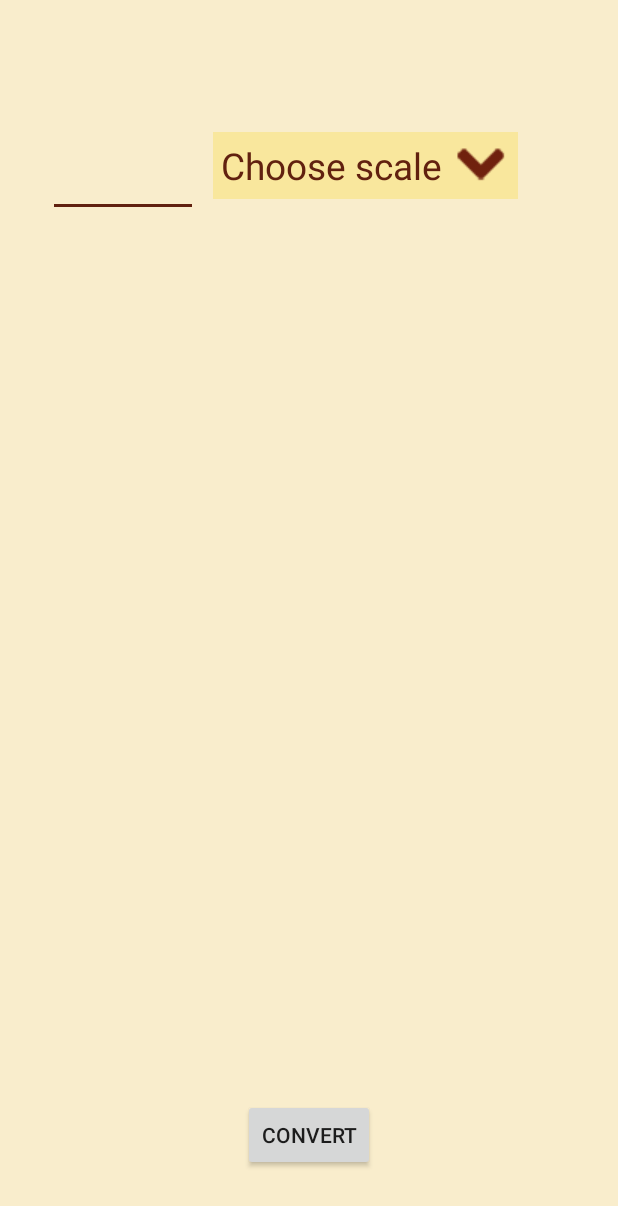
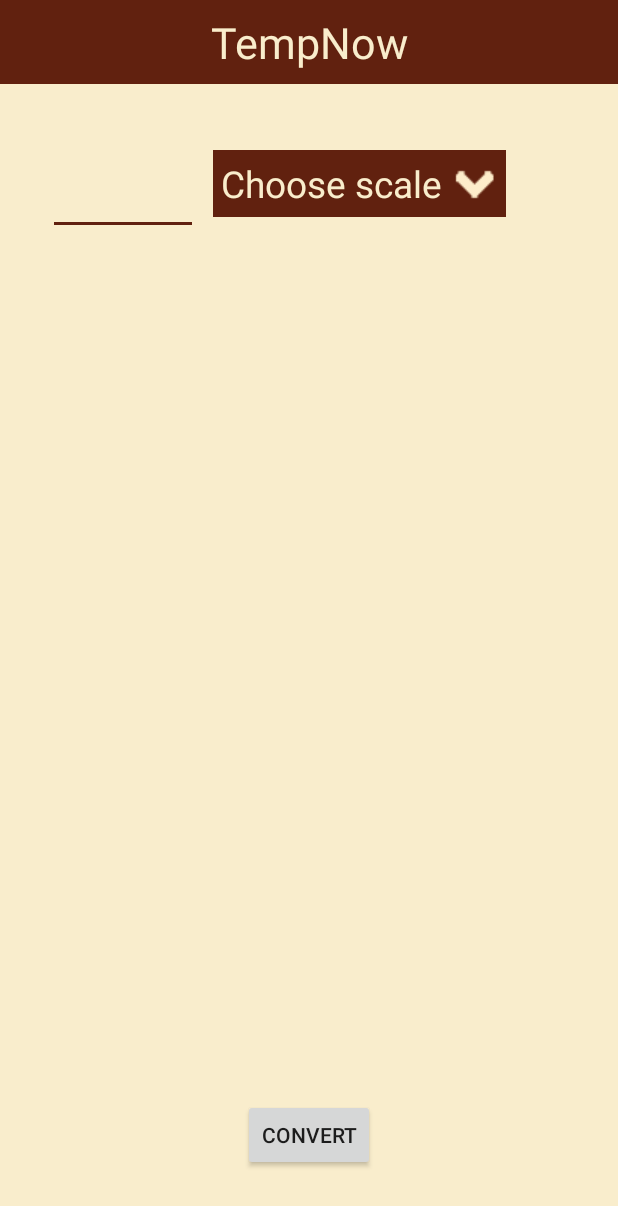
Before and after one commit to rrosatti/software-engineering-project, an Android app: the MainActivity screen opened directly, with no data from a screen before it, on a phone screen of 412 x 824 dp. Shown: the top 1206 px of the screen. Run offline under Robolectric (Android 15) with nearby library versions, the phone set to English and light mode, and no system bars.

Commit message:
create custom Toolbar. change color style from spinner

```diff
--- a/code/TempNow/app/src/main/AndroidManifest.xml
+++ b/code/TempNow/app/src/main/AndroidManifest.xml
@@ -7,8 +7,8 @@
         android:icon="@mipmap/ic_launcher"
         android:label="@string/app_name"
         android:supportsRtl="true"
-        android:theme="@style/AppTheme">
-        <activity android:name=".ui.activity.MainActivity" android:screenOrientation="portrait"/>
+        android:theme="@style/CustomToolBarStyle">
+        <activity android:name=".ui.activity.MainActivity" android:screenOrientation="portrait" android:label=""/>
 
         <activity android:name=".ui.activity.SplashScreenActivity" android:screenOrientation="portrait">
             <intent-filter>
--- a/code/TempNow/app/src/main/java/com/example/rodri/tempnow/ui/activity/MainActivity.java
+++ b/code/TempNow/app/src/main/java/com/example/rodri/tempnow/ui/activity/MainActivity.java
@@ -1,11 +1,18 @@
 package com.example.rodri.tempnow.ui.activity;
 
+import android.app.ActionBar;
 import android.app.Activity;
 import android.os.Bundle;
+import android.support.v7.app.ActionBarActivity;
+import android.support.v7.app.AppCompatActivity;
+import android.support.v7.widget.Toolbar;
+import android.view.Gravity;
+import android.view.LayoutInflater;
 import android.view.View;
 import android.widget.AdapterView;
 import android.widget.Button;
 import android.widget.EditText;
+import android.widget.LinearLayout;
 import android.widget.Spinner;
 import android.widget.TextView;
 import android.widget.Toast;
@@ -15,10 +22,12 @@ import com.example.rodri.tempnow.temperature.Temperature;
 import com.example.rodri.tempnow.ui.adapter.SpinnerAdapter;
 import com.example.rodri.tempnow.util.Util;
 
+import java.text.DecimalFormat;
+import java.text.NumberFormat;
 import java.util.Arrays;
 import java.util.List;
 
-public class MainActivity extends Activity {
+public class MainActivity extends AppCompatActivity {
 
     private SpinnerAdapter adapter;
     private EditText etTemperature;
@@ -29,14 +38,13 @@ public class MainActivity extends Activity {
     private List<String> scalesArray;
     private int selectedScale = 0;
     private Temperature temperature;
-    private double temp1;
-    private double temp2;
 
     @Override
     protected void onCreate(Bundle savedInstanceState) {
         Util.setFullScreen(this);
         super.onCreate(savedInstanceState);
         setContentView(R.layout.activity_main);
+        setCustomToolBar();
         initialize();
 
         scalesArray = Arrays.asList("", "Celsius", "Fahrenheit", "Kelvin");
@@ -72,35 +80,32 @@ public class MainActivity extends Activity {
             public void onClick(View v) {
                 if (scalesArray.get(selectedScale).isEmpty()) {
                     Toast.makeText(MainActivity.this, R.string.no_scale_selected, Toast.LENGTH_LONG).show();
-                } else if (etTemperature.getText().toString().equals("")){
+                } else if (etTemperature.getText().toString().equals("")) {
                     Toast.makeText(MainActivity.this, R.string.no_temperature_value, Toast.LENGTH_LONG).show();
                 } else {
-                    //Toast.makeText(MainActivity.this, scalesArray.get(selectedScale) + " was selected!", Toast.LENGTH_LONG).show();
-                    temperature.setTemperature(Long.parseLong(etTemperature.getText().toString()));
+                    NumberFormat formatter = new DecimalFormat("#0.00");
+                    double temp = Double.parseDouble(etTemperature.getText().toString());
+                    temperature.setTemperature(temp);
                     switch (temperature.getScale()) {
                         case 'C':
-                            temp1 = temperature.celsiusToFahrenheit();
-                            txtTemp1.setText(temperature.celsiusToFahrenheit() + " ºF");
-                            temp2 = temperature.celsiusToKelvin();
-                            txtTemp2.setText(temperature.celsiusToKelvin() + " K");
+                            txtTemp1.setText(formatter.format(temperature.celsiusToFahrenheit()) + " ºF");
+                            txtTemp2.setText(formatter.format(temperature.celsiusToKelvin()) + " K");
                             break;
                         case 'F':
-                            temp1 = temperature.fahrenheitToCelsius();
-                            txtTemp1.setText(temperature.fahrenheitToCelsius() + " ºC");
-                            temp2 = temperature.fahrenheitToKelvin();
-                            txtTemp2.setText(temperature.fahrenheitToKelvin() + " K");
+                            txtTemp1.setText(formatter.format(temperature.fahrenheitToCelsius()) + " ºC");
+                            txtTemp2.setText(formatter.format(temperature.fahrenheitToKelvin()) + " K");
                             break;
                         case 'K':
-                            temp1 = temperature.kelvinToCelsius();
-                            txtTemp1.setText(temperature.kelvinToCelsius() + " ºC");
-                            temp2 = temperature.kelvinToFahrenheit();
-                            txtTemp2.setText(temperature.kelvinToFahrenheit() + " ºF");
+                            txtTemp1.setText(formatter.format(temperature.kelvinToCelsius()) + " ºC");
+                            txtTemp2.setText(formatter.format(temperature.kelvinToFahrenheit()) + " ºF");
                             break;
                     }
                 }
 
             }
         });
+
+
     }
 
     public void initialize() {
@@ -111,4 +116,11 @@ public class MainActivity extends Activity {
         btConvert = (Button) findViewById(R.id.btConvert);
         temperature = new Temperature();
     }
+
+    public void setCustomToolBar() {
+        Toolbar toolbar = (Toolbar) findViewById(R.id.customToolBar);
+        setSupportActionBar(toolbar);
+        TextView title = (TextView) toolbar.findViewById(R.id.txtToolBarTitle);
+        title.setText(R.string.app_name);
+    }
 }
--- a/code/TempNow/app/src/main/res/layout/activity_main.xml
+++ b/code/TempNow/app/src/main/res/layout/activity_main.xml
@@ -2,21 +2,38 @@
 <RelativeLayout xmlns:android="http://schemas.android.com/apk/res/android"
     android:layout_width="match_parent"
     android:layout_height="match_parent"
-    android:padding="12dp"
     android:background="#F9EDCC">
+
+    <android.support.v7.widget.Toolbar
+        android:id="@+id/customToolBar"
+        xmlns:android="http://schemas.android.com/apk/res/android"
+        android:layout_height="wrap_content"
+        android:layout_width="match_parent"
+        android:minHeight="?attr/actionBarSize"
+        android:background="#61210F">
+
+            <TextView
+                android:layout_width="wrap_content"
+                android:layout_height="wrap_content"
+                android:layout_gravity="center"
+                android:textColor="#F9EDCC"
+                android:textSize="13pt"
+                android:id="@+id/txtToolBarTitle" />
+
+    </android.support.v7.widget.Toolbar>
 
     <EditText
         android:layout_width="100dp"
         android:layout_height="wrap_content"
-        android:inputType="numberDecimal"
+        android:inputType="numberDecimal|numberSigned"
         android:ems="10"
         android:id="@+id/etTemperature"
         android:textStyle="italic"
         android:textSize="12pt"
-        android:layout_marginTop="76dp"
+        android:layout_marginTop="100dp"
         android:layout_alignParentTop="true"
         android:layout_alignParentStart="true"
-        android:layout_marginLeft="20dp"
+        android:layout_marginLeft="32dp"
         android:layout_marginRight="10dp"/>
 
     <Spinner
@@ -26,6 +43,7 @@
         android:layout_alignTop="@+id/etTemperature"
         android:layout_toEndOf="@+id/etTemperature"
         android:background="@android:color/transparent"
+        android:layout_marginRight="12dp"
         />
 
     <TextView
@@ -33,7 +51,9 @@
         android:layout_height="wrap_content"
         android:id="@+id/txtTemp1"
         android:layout_centerVertical="true"
-        android:layout_centerHorizontal="true" />
+        android:layout_centerHorizontal="true"
+        android:textColor="#61210F"
+        android:textSize="15pt"/>
 
     <TextView
         android:layout_width="wrap_content"
@@ -41,7 +61,9 @@
         android:id="@+id/txtTemp2"
         android:layout_below="@+id/txtTemp1"
         android:layout_centerHorizontal="true"
-        android:layout_marginTop="57dp" />
+        android:layout_marginTop="57dp"
+        android:textColor="#61210F"
+        android:textSize="15pt"/>
 
     <Button
         android:layout_width="wrap_content"
@@ -50,5 +72,6 @@
         android:id="@+id/btConvert"
         android:layout_alignParentBottom="true"
         android:layout_centerHorizontal="true"
-        android:layout_marginBottom="31dp" />
+        android:layout_marginBottom="43dp"
+        />
 </RelativeLayout>
--- a/code/TempNow/app/src/main/res/layout/spinner_item.xml
+++ b/code/TempNow/app/src/main/res/layout/spinner_item.xml
@@ -2,7 +2,7 @@
 <LinearLayout xmlns:android="http://schemas.android.com/apk/res/android"
     android:orientation="horizontal" android:layout_width="match_parent"
     android:layout_height="match_parent"
-    android:background="#F9E79D">
+    android:background="#61210F">
 
     <TextView
         android:layout_width="wrap_content"
@@ -11,12 +11,13 @@
         android:gravity="left"
         android:id="@+id/txtScaleName"
         android:padding="5dp"
-        android:textColor="#61210F"/>
+        android:textColor="#F9EDCC"/>
 
     <ImageView
         android:layout_width="wrap_content"
         android:layout_height="wrap_content"
         android:id="@+id/imgSpinnerArrow"
-        android:paddingRight="5dp"/>
+        android:paddingRight="5dp"
+        android:layout_gravity="center_horizontal|center_vertical"/>
 
 </LinearLayout>
--- a/code/TempNow/app/src/main/res/values/styles.xml
+++ b/code/TempNow/app/src/main/res/values/styles.xml
@@ -8,4 +8,12 @@
         <item name="colorAccent">@color/colorAccent</item>
     </style>
 
+    <style name="CustomToolBarStyle" parent="Theme.AppCompat.Light.NoActionBar">
+        <!-- Customize your theme here. -->
+        <item name="android:windowActionBar">false</item>
+        <item name="colorPrimary">@color/colorAccent</item>
+        <item name="colorPrimaryDark">@color/colorPrimaryDark</item>
+        <item name="colorAccent">@color/colorAccent</item>
+    </style>
+
 </resources>
```
Also changed, not shown: code/TempNow/app/src/main/res/drawable/spinner_arrow.png.
